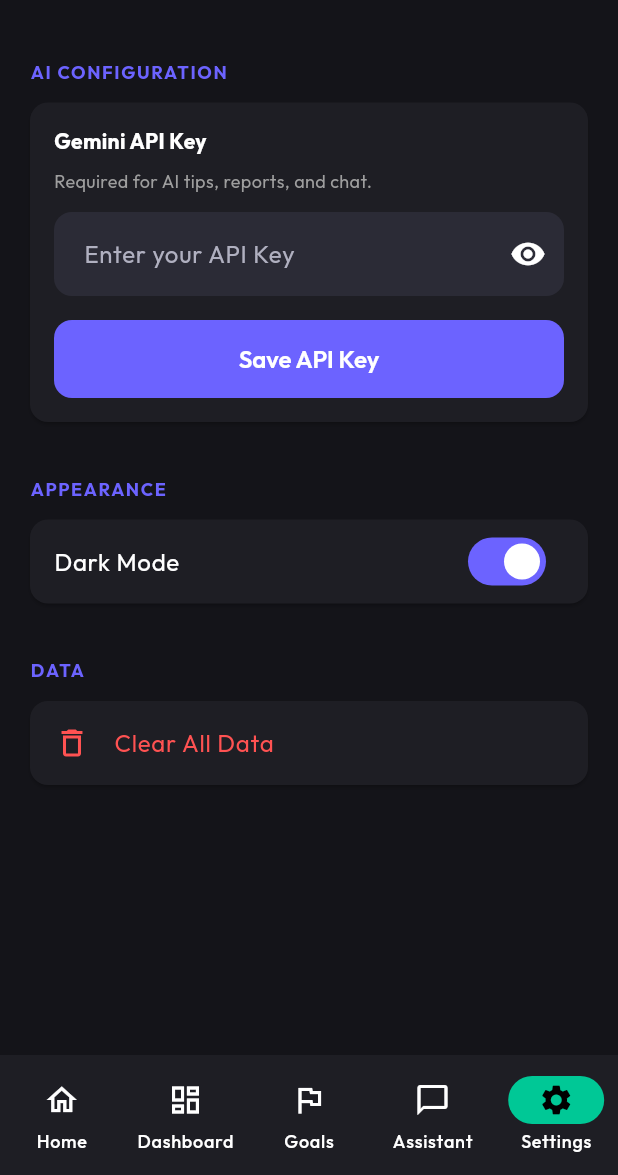
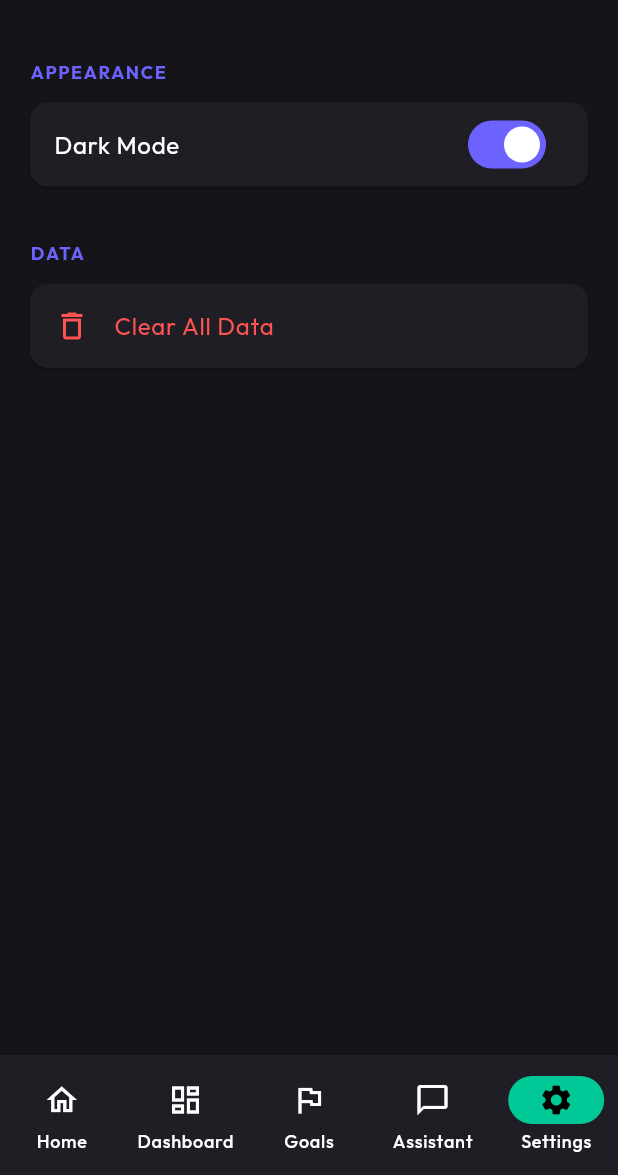
Before and after one commit to Mohanariprasath/Expence-Tracker, a Flutter app: the screen it shows after launch, item 5 of the bottom bar chosen, on a phone screen of 412 x 824 dp, the part 61-1236 px from its top. Run offline on Flutter 3.47's test engine with Material 3 defaults, Android fonts, the phone set to English and light mode, and no system bars; our stand-ins replace fl_chart, flutter_dotenv, flutter_riverpod, google_fonts, google_generative_ai, hive and 1 more; accounts and stored records are empty.

Commit message:
Remove API key configuration UI - now loaded from .env by default

```diff
--- a/lib/features/settings/settings_screen.dart
+++ b/lib/features/settings/settings_screen.dart
@@ -11,45 +11,6 @@ class SettingsScreen extends ConsumerStatefulWidget {
 }
 
 class _SettingsScreenState extends ConsumerState<SettingsScreen> {
-  final TextEditingController _apiKeyController = TextEditingController();
-  bool _isObscured = true;
-
-  @override
-  void initState() {
-    super.initState();
-    // Load existing key
-    final key = ref.read(storageProvider).getApiKey();
-    if (key != null) {
-      _apiKeyController.text = key;
-    }
-  }
-
-  @override
-  void dispose() {
-    _apiKeyController.dispose();
-    super.dispose();
-  }
-
-  Future<void> _saveApiKey() async {
-    final key = _apiKeyController.text.trim();
-    if (key.isNotEmpty) {
-      final storage = ref.read(storageProvider);
-      await storage.saveApiKey(key);
-      ref.invalidate(apiKeyProvider);
-      if (mounted) {
-        ScaffoldMessenger.of(context).showSnackBar(
-          const SnackBar(
-            content: Text(
-              'API Key Saved Successfully',
-              style: TextStyle(color: Colors.white),
-            ),
-            backgroundColor: AppColors.success,
-          ),
-        );
-      }
-    }
-  }
-
   @override
   Widget build(BuildContext context) {
     final isDarkMode = ref.watch(themeModeProvider);
@@ -59,53 +20,6 @@ class _SettingsScreenState extends ConsumerState<SettingsScreen> {
       body: ListView(
         padding: const EdgeInsets.all(16),
         children: [
-          _buildSectionHeader('AI Configuration'),
-          Card(
-            child: Padding(
-              padding: const EdgeInsets.all(16.0),
-              child: Column(
-                crossAxisAlignment: CrossAxisAlignment.start,
-                children: [
-                  const Text(
-                    'Gemini API Key',
-                    style: TextStyle(fontWeight: FontWeight.bold),
-                  ),
-                  const SizedBox(height: 8),
-                  const Text(
-                    'Required for AI tips, reports, and chat.',
-                    style: TextStyle(fontSize: 12, color: Colors.grey),
-                  ),
-                  const SizedBox(height: 12),
-                  TextField(
-                    controller: _apiKeyController,
-                    obscureText: _isObscured,
-                    decoration: InputDecoration(
-                      hintText: 'Enter your API Key',
-                      suffixIcon: IconButton(
-                        icon: Icon(
-                          _isObscured ? Icons.visibility : Icons.visibility_off,
-                        ),
-                        onPressed: () {
-                          setState(() {
-                            _isObscured = !_isObscured;
-                          });
-                        },
-                      ),
-                    ),
-                  ),
-                  const SizedBox(height: 16),
-                  SizedBox(
-                    width: double.infinity,
-                    child: ElevatedButton(
-                      onPressed: _saveApiKey,
-                      child: const Text('Save API Key'),
-                    ),
-                  ),
-                ],
-              ),
-            ),
-          ),
-          const SizedBox(height: 24),
           _buildSectionHeader('Appearance'),
           Card(
             child: SwitchListTile(
```
